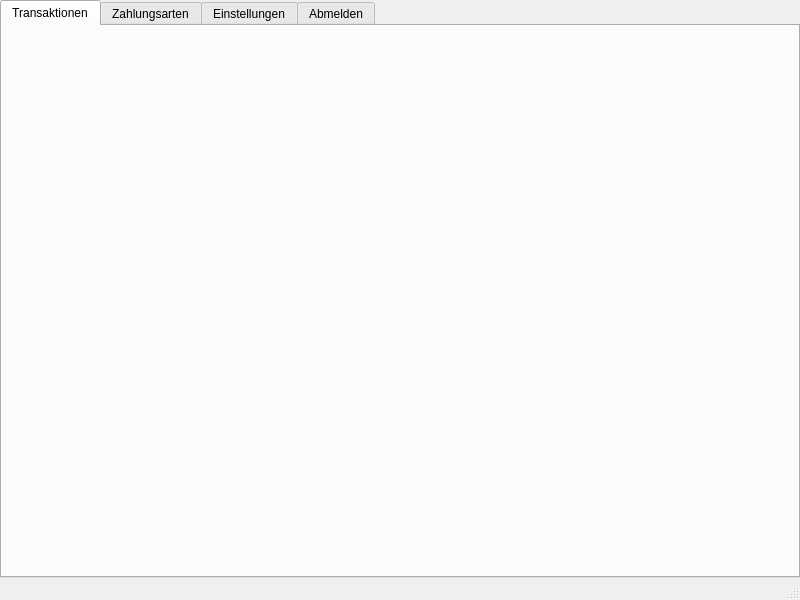
Qt form benutzerwindow.ui (Tandaradei/haushalt) before a commit.
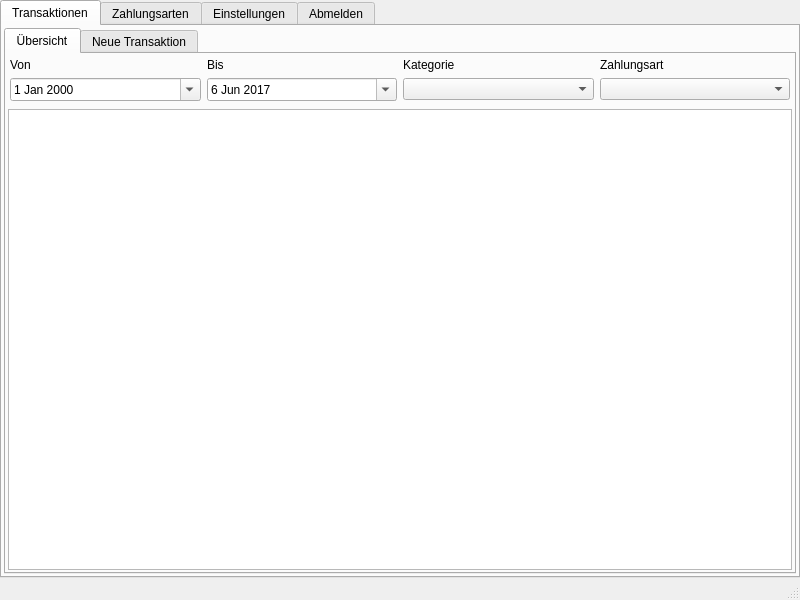
The same form after that commit. The open tabs and pages were chosen to show the change. Icons and pictures are not drawn.

Commit message: Added transaction overview and icons

What changed in the file:
```diff
--- a/benutzerwindow.ui
+++ b/benutzerwindow.ui
@@ -14,7 +14,7 @@
    <string>BenutzerWindow</string>
   </property>
   <widget class="QWidget" name="centralWidget">
-   <layout class="QVBoxLayout" name="mainLayout">
+   <layout class="QHBoxLayout" name="horizontalLayout">
     <property name="spacing">
      <number>0</number>
     </property>
@@ -31,19 +31,196 @@
      <number>0</number>
     </property>
     <item>
-     <layout class="QVBoxLayout" name="verticalLayout">
+     <layout class="QVBoxLayout" name="mainLayout">
       <property name="spacing">
        <number>0</number>
       </property>
       <item>
-       <widget class="QTabWidget" name="tabWidget">
+       <widget class="QTabWidget" name="mainTabWidget">
+        <property name="autoFillBackground">
+         <bool>false</bool>
+        </property>
         <property name="currentIndex">
-         <number>3</number>
+         <number>0</number>
+        </property>
+        <property name="elideMode">
+         <enum>Qt::ElideLeft</enum>
+        </property>
+        <property name="documentMode">
+         <bool>false</bool>
         </property>
         <widget class="QWidget" name="transaktionenTab">
          <attribute name="title">
           <string>Transaktionen</string>
          </attribute>
+         <layout class="QVBoxLayout" name="verticalLayout_3">
+          <property name="spacing">
+           <number>0</number>
+          </property>
+          <property name="leftMargin">
+           <number>0</number>
+          </property>
+          <property name="topMargin">
+           <number>0</number>
+          </property>
+          <property name="rightMargin">
+           <number>0</number>
+          </property>
+          <property name="bottomMargin">
+           <number>0</number>
+          </property>
+          <item>
+           <layout class="QVBoxLayout" name="transaktionenTabLayout">
+            <property name="leftMargin">
+             <number>2</number>
+            </property>
+            <property name="topMargin">
+             <number>2</number>
+            </property>
+            <property name="rightMargin">
+             <number>2</number>
+            </property>
+            <property name="bottomMargin">
+             <number>2</number>
+            </property>
+            <item>
+             <widget class="QTabWidget" name="transaktionenTabWidget">
+              <property name="currentIndex">
+               <number>0</number>
+              </property>
+              <widget class="QWidget" name="transaktionenListeTab">
+               <attribute name="icon">
+                <iconset>
+                 <normaloff>resources/overview.png</normaloff>resources/overview.png</iconset>
+               </attribute>
+               <attribute name="title">
+                <string>Übersicht</string>
+               </attribute>
+               <layout class="QVBoxLayout" name="verticalLayout_4">
+                <property name="spacing">
+                 <number>0</number>
+                </property>
+                <property name="leftMargin">
+                 <number>0</number>
+                </property>
+                <property name="topMargin">
+                 <number>0</number>
+                </property>
+                <property name="rightMargin">
+                 <number>0</number>
+                </property>
+                <property name="bottomMargin">
+                 <number>0</number>
+                </property>
+                <item>
+                 <layout class="QVBoxLayout" name="listeLayout">
+                  <property name="leftMargin">
+                   <number>2</number>
+                  </property>
+                  <property name="topMargin">
+                   <number>2</number>
+                  </property>
+                  <property name="rightMargin">
+                   <number>2</number>
+                  </property>
+                  <property name="bottomMargin">
+                   <number>2</number>
+                  </property>
+                  <item>
+                   <layout class="QGridLayout" name="filterLayout">
+                    <property name="sizeConstraint">
+                     <enum>QLayout::SetNoConstraint</enum>
+                    </property>
+                    <property name="leftMargin">
+                     <number>2</number>
+                    </property>
+                    <property name="topMargin">
+                     <number>2</number>
+                    </property>
+                    <property name="rightMargin">
+                     <number>2</number>
+                    </property>
+                    <property name="bottomMargin">
+                     <number>2</number>
+                    </property>
+                    <item row="1" column="1">
+                     <widget class="QDateEdit" name="bisDate">
+                      <property name="calendarPopup">
+                       <bool>true</bool>
+                      </property>
+                      <property name="date">
+                       <date>
+                        <year>2017</year>
+                        <month>6</month>
+                        <day>6</day>
+                       </date>
+                      </property>
+                     </widget>
+                    </item>
+                    <item row="0" column="0">
+                     <widget class="QLabel" name="vonLabel">
+                      <property name="text">
+                       <string>Von</string>
+                      </property>
+                     </widget>
+                    </item>
+                    <item row="1" column="0">
+                     <widget class="QDateEdit" name="vonDate">
+                      <property name="calendarPopup">
+                       <bool>true</bool>
+                      </property>
+                     </widget>
+                    </item>
+                    <item row="0" column="1">
+                     <widget class="QLabel" name="bisLabel">
+                      <property name="text">
+                       <string>Bis</string>
+                      </property>
+                     </widget>
+                    </item>
+                    <item row="0" column="2">
+                     <widget class="QLabel" name="kategorieLabel">
+                      <property name="text">
+                       <string>Kategorie</string>
+                      </property>
+                     </widget>
+                    </item>
+                    <item row="0" column="3">
+                     <widget class="QLabel" name="zahlungsartLabel">
+                      <property name="text">
+                       <string>Zahlungsart</string>
+                      </property>
+                     </widget>
+                    </item>
+                    <item row="1" column="2">
+                     <widget class="QComboBox" name="kategorieComboBox"/>
+                    </item>
+                    <item row="1" column="3">
+                     <widget class="QComboBox" name="zahlungsartComboBox"/>
+                    </item>
+                   </layout>
+                  </item>
+                  <item>
+                   <widget class="QColumnView" name="transaktionenColumnView"/>
+                  </item>
+                 </layout>
+                </item>
+               </layout>
+              </widget>
+              <widget class="QWidget" name="transaktionenNeuTab">
+               <attribute name="icon">
+                <iconset>
+                 <normaloff>resources/add.png</normaloff>resources/add.png</iconset>
+               </attribute>
+               <attribute name="title">
+                <string>Neue Transaktion</string>
+               </attribute>
+              </widget>
+             </widget>
+            </item>
+           </layout>
+          </item>
+         </layout>
         </widget>
         <widget class="QWidget" name="zahlungsartenTab">
          <attribute name="title">
```
Left out of the diff: 16 changed lines with no effect on the pictures.
